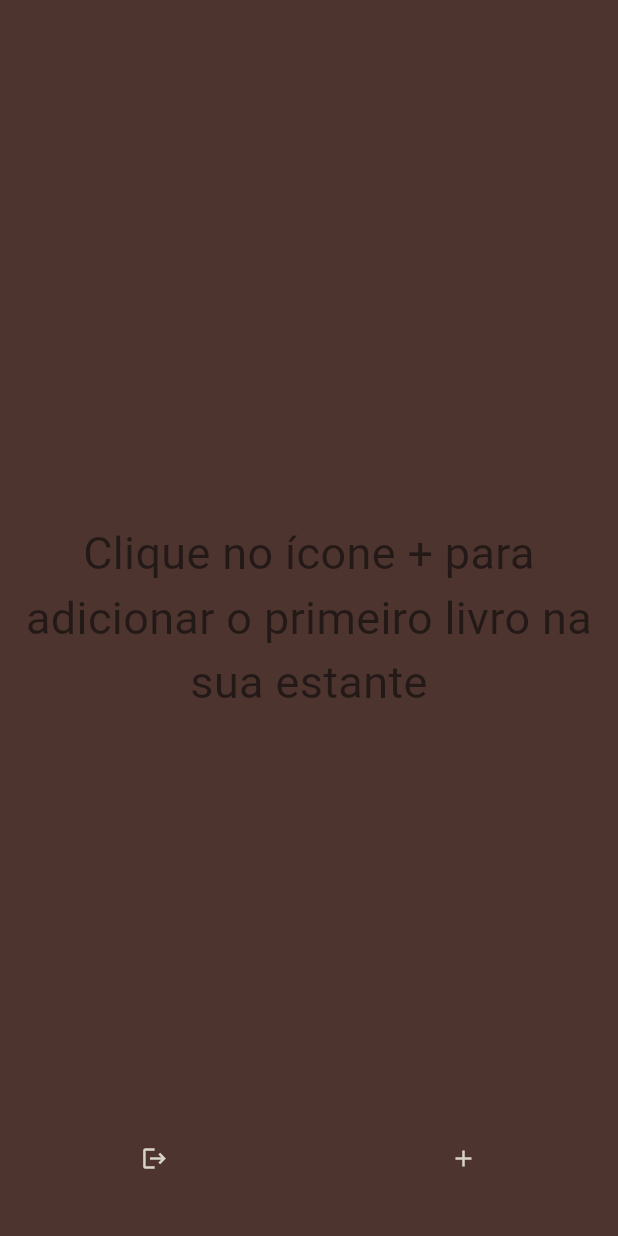
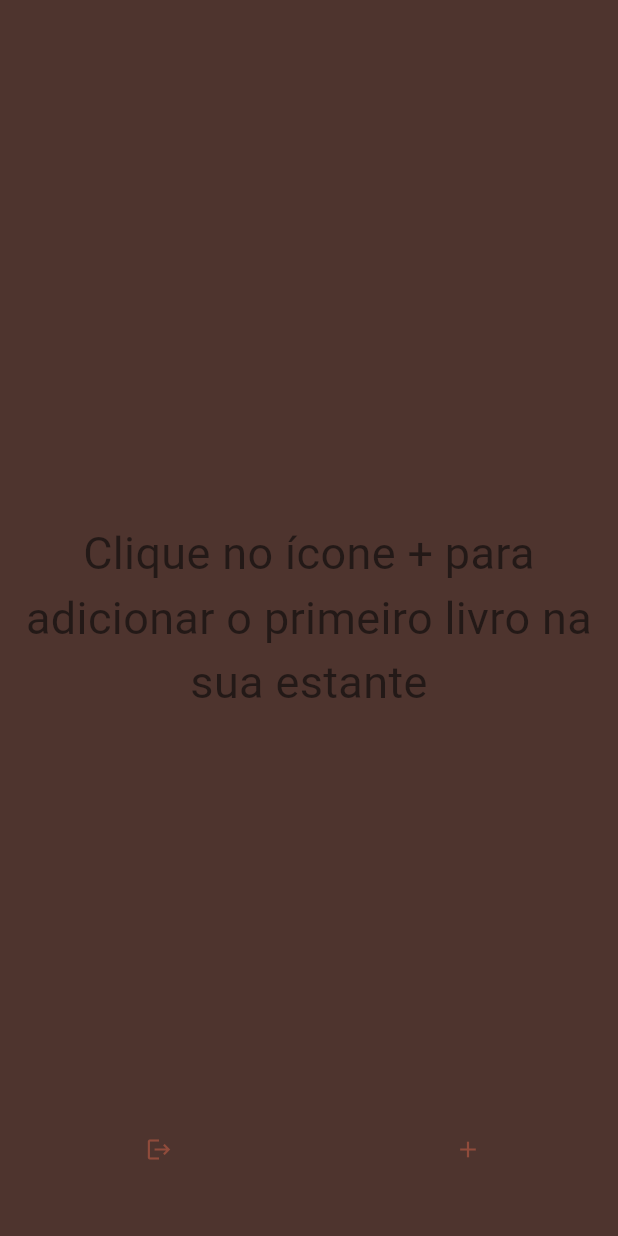
Before and after one commit to DevMonts/Book-App, a Flutter app: the BookcasePage screen opened by its route, on a phone screen of 412 x 824 dp. Run offline on Flutter 3.47's test engine with Material 3 defaults, Android fonts, the phone set to English and light mode, and no system bars; our stand-ins replace cloud_firestore, firebase_auth, firebase_core, shared_preferences; accounts and stored records are empty.

```diff
--- /dev/null
+++ b/lib/common/constants/app_circle_button.dart
@@ -0,0 +1,38 @@
+import 'dart:ui';
+
+import 'package:flutter/material.dart';
+
+class AppCircleButton extends StatelessWidget {
+  final VoidCallback onPressed;
+  final Icon icon;
+  const AppCircleButton({
+    super.key,
+    required this.onPressed,
+    required this.icon,
+  });
+
+  @override
+  Widget build(BuildContext context) {
+    return ClipOval(
+      child: BackdropFilter(
+        filter: ImageFilter.blur(
+          sigmaX: 10,
+          sigmaY: 10,
+        ),
+        child: SizedBox(
+          width: 60,
+          height: 60,
+          child: ElevatedButton(
+            onPressed: onPressed,
+            style: ElevatedButton.styleFrom(
+              shape: const CircleBorder(),
+              backgroundColor: Colors.transparent,
+              elevation: 0,
+            ),
+            child: icon,
+          ),
+        ),
+      ),
+    );
+  }
+}
--- a/lib/features/auth/logic/providers/auth_provider.dart
+++ b/lib/features/auth/logic/providers/auth_provider.dart
@@ -44,7 +44,6 @@ class AuthProvider extends ChangeNotifier {
     }
   }
 
-  //TODO: fix login
   Future<void> loginUser(
     BuildContext context,
     String email,
--- a/lib/features/auth/presentation/widget/login_widget.dart
+++ b/lib/features/auth/presentation/widget/login_widget.dart
@@ -127,7 +127,7 @@ class _LoginWidgetState extends State<LoginWidget> {
                         context: context,
                         builder:
                             (
-                              BuildContext context,
+                              context,
                             ) {
                               return RegisterUserWidget();
                             },
--- a/lib/features/book/presentation/page/bookcase_page.dart
+++ b/lib/features/book/presentation/page/bookcase_page.dart
@@ -1,3 +1,6 @@
+import 'dart:ui';
+
+import 'package:book_app/common/constants/app_circle_button.dart';
 import 'package:book_app/common/constants/app_colors.dart';
 import 'package:book_app/common/constants/app_strings.dart';
 import 'package:book_app/common/constants/app_theme.dart';
@@ -216,13 +219,20 @@ class _BookcasePageState extends State<BookcasePage> {
                                                       //TODO: Book Animation
                                                       showModalBottomSheet(
                                                         context: context,
+
                                                         builder:
                                                             (
-                                                              BuildContext
                                                               context,
                                                             ) {
-                                                              return DetailsWidget(
-                                                                bookId: book.id,
+                                                              return BackdropFilter(
+                                                                filter:
+                                                                    ImageFilter.blur(
+                                                                      sigmaX: 5,
+                                                                      sigmaY: 5,
+                                                                    ),
+                                                                child: DetailsWidget(
+                                                                  bookId:
+                                                                      book.id,
                                                                   title:
                                                                       book['title'],
                                                                   author:
@@ -237,6 +247,7 @@ class _BookcasePageState extends State<BookcasePage> {
                                                                       book['format'],
                                                                   synopsis:
                                                                       book['synopsis'],
+                                                                ),
                                                               );
                                                             },
                                                         backgroundColor:
@@ -320,7 +331,7 @@ class _BookcasePageState extends State<BookcasePage> {
       bottomNavigationBar: BottomNavigationBar(
         items: [
           BottomNavigationBarItem(
-            icon: ElevatedButton(
+            icon: AppCircleButton(
               onPressed: () {
                 Navigator.of(
                   context,
@@ -328,46 +339,37 @@ class _BookcasePageState extends State<BookcasePage> {
                   '/login',
                 );
               },
-              style: ElevatedButton.styleFrom(
-                shape: CircleBorder(),
-                backgroundColor: AppColors.darkWood.withAlpha(
-                  100,
-                ),
-                elevation: 0,
-              ),
-              child: Icon(
-                color: AppColors.paper,
+              icon: Icon(
                 Icons.logout,
               ),
             ),
             label: '',
           ),
           BottomNavigationBarItem(
-            icon: ElevatedButton(
+            icon: AppCircleButton(
               onPressed: () {
                 showModalBottomSheet //Dialog
                 (
                   context: context,
+
                   builder:
                       (
-                        BuildContext context,
+                        context,
                       ) {
-                        return const RegisterBookWidget();
+                        return BackdropFilter(
+                          filter: ImageFilter.blur(
+                            sigmaX: 5,
+                            sigmaY: 5,
+                          ),
+                          child: const RegisterBookWidget(),
+                        );
                       },
                   backgroundColor: Colors.transparent,
                   elevation: 0,
                   isScrollControlled: true,
                 );
               },
-              style: ElevatedButton.styleFrom(
-                shape: CircleBorder(),
-                backgroundColor: AppColors.darkWood.withAlpha(
-                  100,
-                ),
-                elevation: 0,
-              ),
-              child: Icon(
-                color: AppColors.paper,
+              icon: Icon(
                 Icons.add,
               ),
             ),
```
Also changed, not shown: lib/features/auth/presentation/pages/auth_page.dart (+14 -1 lines), pubspec.lock. Lines whose indentation alone changed are shown as unchanged.
